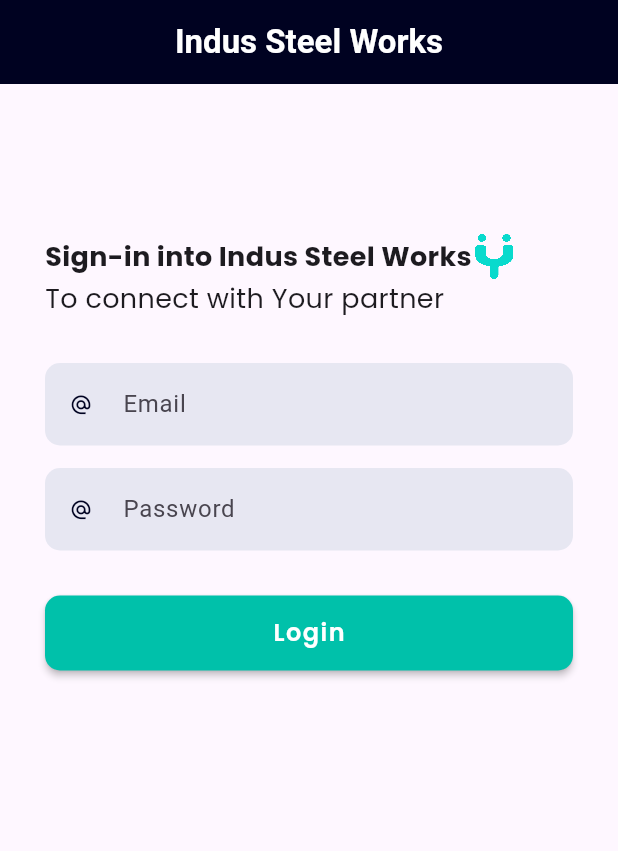
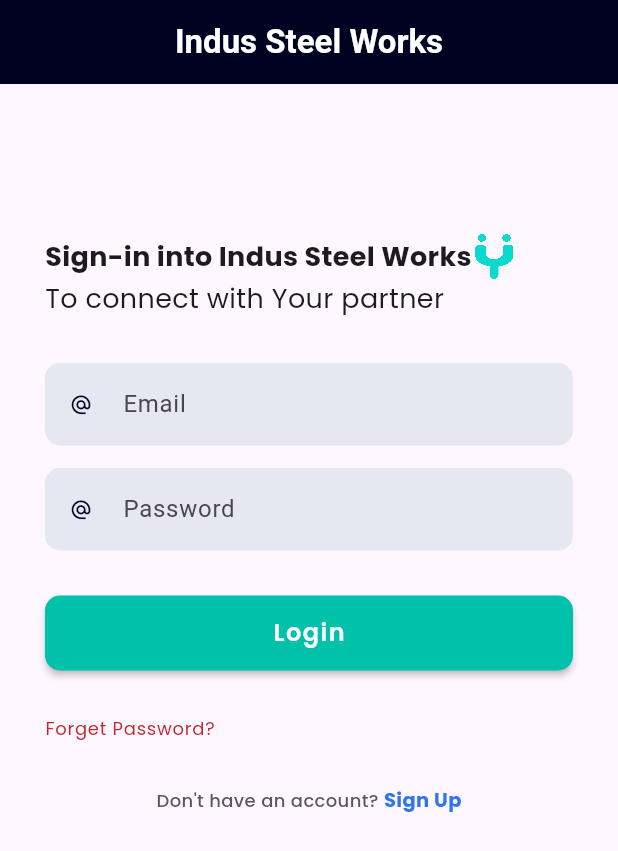
Before and after one commit to wahab-stack/Tyamo-app, a Flutter app: the screen it shows after launch, on a phone screen of 412 x 824 dp. Shown: the top 851 px of the screen. Run offline on Flutter 3.47's test engine with Material 3 defaults, Android fonts, the phone set to English and light mode, and no system bars; our stand-ins replace google_fonts, rounded_loading_button_plus.

Commit message:
login page testing

```diff
--- a/lib/Views/Auth/login.dart
+++ b/lib/Views/Auth/login.dart
@@ -124,6 +124,41 @@ class Login extends StatelessWidget {
                 ),
               ),
             ),
+            SizedBox(height: 30),
+            Container(
+              alignment: Alignment.centerLeft,
+              child: Text(
+                "Forget Password?",
+                style: GoogleFonts.poppins(
+                  color: const Color(0xffC1272D),
+                  fontWeight: FontWeight.normal,
+                  fontSize: 12,
+                  letterSpacing: 0.5,
+                ),
+              ),
+            ),
+            SizedBox(height: 30),
+            Row(
+              mainAxisAlignment: MainAxisAlignment.center,
+              children: [
+                Text(
+                  "Don't have an account? ",
+                  style: GoogleFonts.poppins(
+                    fontWeight: FontWeight.w500,
+                    fontSize: 12,
+                    color: const Color(0xff5A5858),
+                  ),
+                ),
+                Text(
+                  "Sign Up",
+                  style: GoogleFonts.poppins(
+                    color: const Color(0xff2F76EA),
+                    fontWeight: FontWeight.w700,
+                    fontSize: 13,
+                  ),
+                ),
+              ],
+            ),
           ],
         ),
       ),
```
